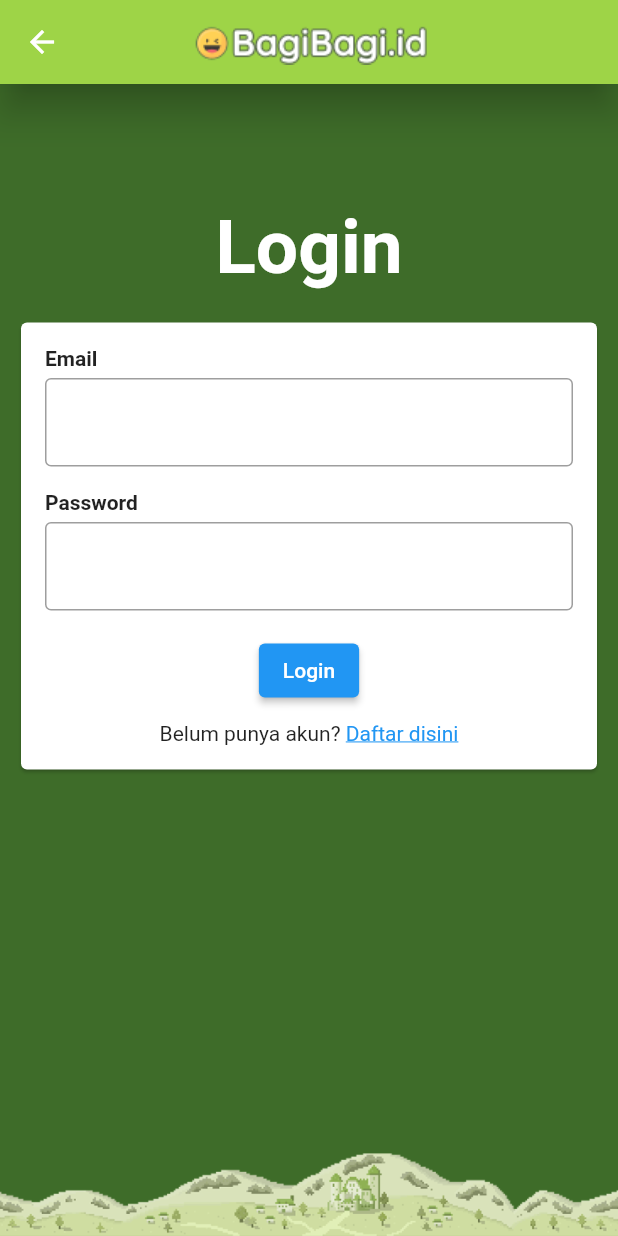
After one commit to Jkz1/Agile02, a Flutter app: the screen it shows after launch, after a tap on "Login", on a phone screen of 412 x 824 dp. The commit adds this screen. Run offline on Flutter 3.47's test engine with Material 2 defaults, Android fonts, the phone set to English and light mode, and no system bars.

Commit message:
menambahkan fitur login + register (belum final)

```diff
--- /dev/null
+++ b/lib/component/logincomp.dart
@@ -0,0 +1,138 @@
+import 'package:agile02/home.dart';
+import 'package:flutter/material.dart';
+import 'package:provider/provider.dart';
+import 'package:agile02/page/register.dart';
+import 'package:agile02/providers/data_provider.dart';
+
+class LoginComp extends StatelessWidget {
+  const LoginComp({Key? key}) : super(key: key);
+
+  @override
+  Widget build(BuildContext context) {
+    final loginProvider = Provider.of<DataProvider>(context);
+
+    String email = '';
+    String password = '';
+
+    void navigateToHome() {
+      // Tandai bahwa login berhasil
+      loginProvider.login(email, password, () {
+        // Tampilkan halaman Home dan hapus stack halaman sebelumnya
+        Navigator.pushAndRemoveUntil(
+          context,
+          MaterialPageRoute(builder: (context) => Home()),
+          (route) => false,
+        );
+      }, (error) {
+        // Tampilkan notifikasi jika login gagal
+        ScaffoldMessenger.of(context).showSnackBar(
+          SnackBar(
+            content: Text(error),
+          ),
+        );
+      });
+    }
+
+    return Container(
+      margin: EdgeInsets.all(10),
+      child: Center(
+        child: Column(
+          children: [
+            SizedBox(height: 70),
+            const Text(
+              "Login",
+              style: TextStyle(
+                color: Colors.white,
+                fontWeight: FontWeight.bold,
+                fontSize: 50,
+              ),
+            ),
+            SizedBox(height: 16),
+            Card(
+              child: Padding(
+                padding: EdgeInsets.all(16),
+                child: Column(
+                  crossAxisAlignment: CrossAxisAlignment.start,
+                  children: [
+                    const Text(
+                      "Email",
+                      style: TextStyle(fontWeight: FontWeight.bold),
+                    ),
+                    SizedBox(height: 5),
+                    TextField(
+                      onChanged: (value) {
+                        email = value;
+                      },
+                      decoration: InputDecoration(
+                        border: OutlineInputBorder(),
+                      ),
+                    ),
+                    SizedBox(height: 16),
+                    const Text(
+                      "Password",
+                      style: TextStyle(fontWeight: FontWeight.bold),
+                    ),
+                    SizedBox(height: 5),
+                    TextField(
+                      onChanged: (value) {
+                        password = value;
+                      },
+                      decoration: InputDecoration(
+                        border: OutlineInputBorder(),
+                      ),
+                    ),
+                    SizedBox(height: 16),
+                    Center(
+                      child: Column(
+                        children: [
+                          ElevatedButton(
+                            onPressed: () {
+                              // Panggil method login dengan menggunakan callback navigateToHome
+                              loginProvider.login(
+                                  email, password, navigateToHome, (error) {
+                                // Tampilkan notifikasi jika login gagal
+                                ScaffoldMessenger.of(context).showSnackBar(
+                                  SnackBar(
+                                    content: Text(error),
+                                  ),
+                                );
+                              });
+                            },
+                            child: Text('Login'),
+                          ),
+                          SizedBox(height: 10),
+                          Row(
+                            mainAxisAlignment: MainAxisAlignment.center,
+                            children: [
+                              const Text("Belum punya akun? "),
+                              InkWell(
+                                child: Text(
+                                  "Daftar disini",
+                                  style: TextStyle(
+                                    color: Colors.blue,
+                                    decoration: TextDecoration.underline,
+                                  ),
+                                ),
+                                onTap: () {
+                                  Navigator.push(
+                                    context,
+                                    MaterialPageRoute(
+                                        builder: (context) => Register()),
+                                  );
+                                },
+                              ),
+                            ],
+                          ),
+                        ],
+                      ),
+                    ),
+                  ],
+                ),
+              ),
+            ),
+          ],
+        ),
+      ),
+    );
+  }
+}
--- a/lib/home.dart
+++ b/lib/home.dart
@@ -1,4 +1,7 @@
 import 'package:agile02/page/example.dart';
+import 'package:agile02/page/login.dart';
+import 'package:agile02/page/register.dart';
+// import 'package:agile02/page/info_akun.dart';
 import 'package:agile02/temp.dart';
 import 'package:flutter/material.dart';
 import 'package:flutter/src/widgets/framework.dart';
@@ -20,6 +23,54 @@ class _HomeState extends State<Home> {
           mainAxisAlignment: MainAxisAlignment.center,
           children: [
             //Masukkan semua page yng dibuat kemari
+
+            // Daftar
+            ElevatedButton(
+              onPressed: () {
+                Navigator.push(
+                    context, MaterialPageRoute(builder: (_) => Register()));
+              },
+              child: Text("Daftar"),
+              style: ElevatedButton.styleFrom(
+                primary: Colors.red,
+              ),
+            ),
+            const SizedBox(
+              height: 10,
+            ),
+            // Login
+            ElevatedButton(
+              onPressed: () {
+                Navigator.push(
+                    context, MaterialPageRoute(builder: (_) => Login()));
+              },
+              child: Text("Login"),
+              style: ElevatedButton.styleFrom(
+                primary: Colors.black,
+              ),
+            ),
+
+            const SizedBox(
+              height: 10,
+            ),
+
+            // // Penarikan dana
+            // ElevatedButton(
+            //   onPressed: () {
+            //     Navigator.push(
+            //         context, MaterialPageRoute(builder: (_) => InfoAkun()));
+            //   },
+            //   child: Text("Info Akun"),
+            //   style: ElevatedButton.styleFrom(
+            //     primary: Colors.blueGrey,
+            //   ),
+            // ),
+
+            const SizedBox(
+              height: 10,
+            ),
+
+            // Button Contoh
             ElevatedButton(
                 onPressed: () {
                   Navigator.push(
--- a/lib/main.dart
+++ b/lib/main.dart
@@ -1,6 +1,7 @@
 import 'package:agile02/home.dart';
 import 'package:provider/provider.dart';
 import 'package:flutter/material.dart';
+import 'package:agile02/providers/data_provider.dart';
 
 void main() {
   runApp(const MyApp());
@@ -16,17 +17,17 @@ class MyApp extends StatelessWidget {
       providers: [
         //isi disini provider yng mo kelen pake contohnya dibawah
         // ChangeNotifierProvider(create: (_) => contohprov());
+        ChangeNotifierProvider<DataProvider>(create: (_) => DataProvider()),
       ],
       child: MaterialApp(
         debugShowCheckedModeBanner: false,
         title: 'Flutter Demo',
         theme: ThemeData(
           appBarTheme: AppBarTheme(
-            backgroundColor: Color(0xff9ED447),
-            elevation: 10,
-            shadowColor: Colors.black,
-            centerTitle: true
-          ),
+              backgroundColor: Color(0xff9ED447),
+              elevation: 10,
+              shadowColor: Colors.black,
+              centerTitle: true),
           scaffoldBackgroundColor: Color(0xff3E6C29),
           primarySwatch: Colors.blue,
         ),
--- /dev/null
+++ b/lib/page/login.dart
@@ -0,0 +1,12 @@
+import 'package:agile02/component/logincomp.dart';
+import 'package:agile02/temp.dart';
+import 'package:flutter/material.dart';
+
+class Login extends StatelessWidget {
+  const Login({super.key});
+
+  @override
+  Widget build(BuildContext context) {
+    return Template(child: LoginComp());
+  }
+}
--- /dev/null
+++ b/lib/providers/data_provider.dart
@@ -0,0 +1,55 @@
+import 'package:flutter/foundation.dart';
+import 'package:flutter/material.dart';
+
+class DataProvider extends ChangeNotifier {
+  bool isLoggedIn = false;
+  String userLogin = "";
+  final List<Map<String, String>> users = [
+    {"email": "1", "password": "1"},
+    {"email": "2", "password": "2"},
+  ];
+  void register(String email, String password, Function() onSuccess,
+      Function(String) onError) {
+    print(users);
+    Map<String, String> newUser = {'email': email, 'password': password};
+    users.add(newUser);
+    print(users);
+    notifyListeners();
+  }
+
+  void login(String email, String password, Function() onSuccess,
+      Function(String) onError) {
+    // Proses validasi login
+    // Jika login berhasil, set isLoggedIn menjadi true dan simpan data login
+    bool isLoginSuccessful = false;
+    for (var user in users) {
+      if (user['email'] == email && user['password'] == password) {
+        isLoginSuccessful = true;
+        isLoggedIn = true;
+        userLogin = email;
+        break;
+      }
+    }
+
+    if (isLoginSuccessful) {
+      print('Selamat datang ${userLogin}');
+
+      // Panggil callback onSuccess untuk melakukan perubahan status login
+      onSuccess();
+    } else {
+      isLoginSuccessful = false;
+      isLoggedIn = false;
+      userLogin = "";
+      // Panggil callback onError dengan pesan kesalahan
+      onError('Login gagal. Email atau password salah.');
+    }
+
+    notifyListeners();
+  }
+
+  void logout() {
+    isLoggedIn = false;
+
+    notifyListeners();
+  }
+}
--- a/pubspec.yaml
+++ b/pubspec.yaml
@@ -36,6 +36,7 @@ dependencies:
   # Use with the CupertinoIcons class for iOS style icons.
   cupertino_icons: ^1.0.2
   provider: ^6.0.5
+  csv: ^5.0.2
 
 dev_dependencies:
   flutter_test:
```
Also changed, not shown: lib/component/registercomp.dart (added, +117 -0 lines), lib/page/register.dart (added, +12 -0 lines), lib/temp.dart (line endings or trailing spaces), pubspec.lock.
